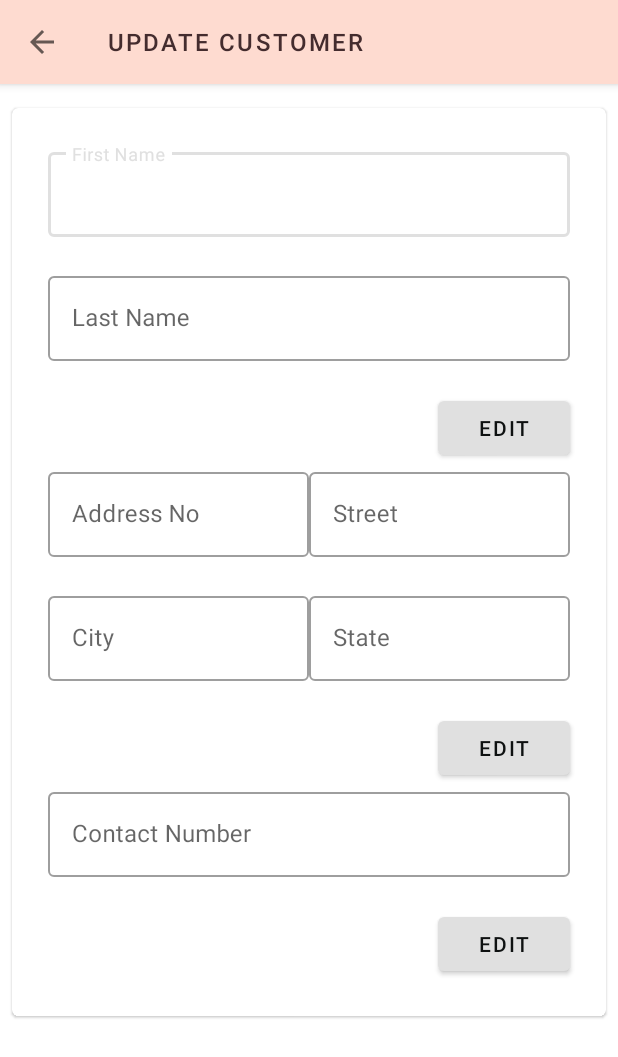
After one commit to Hansaanuradha93/mLender, an Android app: the CustomerUpdateActivity screen opened directly, with no data from a screen before it, on a phone screen of 412 x 824 dp. The commit adds this screen. Shown: the top 1057 px of the screen. Run offline under Robolectric (Android 15) with nearby library versions, the phone set to English and light mode, and no system bars; our stand-ins replace Firebase (no records; nobody signed in at launch, a user with empty details on screens opened directly); 3 statements that could not run were skipped.

Commit message:
update customer layout

```diff
--- a/app/src/main/AndroidManifest.xml
+++ b/app/src/main/AndroidManifest.xml
@@ -37,7 +37,6 @@
             <meta-data
                 android:name="android.support.PARENT_ACTIVITY"
                 android:value=".DashBoardActivity" />
-
         </activity>
         <activity
             android:name=".TransactionActivity"
@@ -70,8 +69,8 @@
             <meta-data
                 android:name="android.support.PARENT_ACTIVITY"
                 android:value=".TransactionListActivity" />
-
         </activity>
+        <activity android:name=".CustomerUpdateActivity"></activity>
     </application>
 
 </manifest>
--- a/app/src/main/java/com/example/hansaanuradha/mlender/CustomerAdapter.kt
+++ b/app/src/main/java/com/example/hansaanuradha/mlender/CustomerAdapter.kt
@@ -18,8 +18,6 @@ class CustomerAdapter(options: FirestoreRecyclerOptions<Customer>) : FirestoreRe
     override fun onBindViewHolder(holder: CustomerViewHolder, position: Int, model: Customer) {
         holder.itemView.customerNameTextView.text = model.fname + " " + model.lname
 
-
-
     }
 }
 
@@ -30,8 +28,14 @@ class CustomerViewHolder(view : View) : RecyclerView.ViewHolder(view){
             val intent = Intent(view.context, TransactionListActivity::class.java)
             intent?.putExtra("fullname", view.customerNameTextView.text)
             view.context.startActivity(intent)
+        }
+       view.setOnLongClickListener {
+           val intent = Intent(view.context, CustomerUpdateActivity::class.java)
+           intent?.putExtra("fullname", view.customerNameTextView.text)
+           view.context.startActivity(intent)
+           true
+       }
 
-        }
 
     }
 }
--- /dev/null
+++ b/app/src/main/java/com/example/hansaanuradha/mlender/CustomerUpdateActivity.kt
@@ -0,0 +1,58 @@
+package com.example.hansaanuradha.mlender
+
+import android.annotation.SuppressLint
+import android.support.v7.app.AppCompatActivity
+import android.os.Bundle
+import android.text.Editable
+import android.util.Log
+import com.google.firebase.firestore.FirebaseFirestore
+import com.google.firebase.firestore.DocumentSnapshot
+import com.google.android.gms.tasks.OnCompleteListener
+import kotlinx.android.synthetic.main.activity_customer_update.*
+
+
+class CustomerUpdateActivity : AppCompatActivity() {
+
+    // FireStore Reference
+    private var db : FirebaseFirestore?= null
+    // Fields
+    var fullName : String = ""
+    var fName : String = ""
+    var lName : String = ""
+
+    @SuppressLint("SetTextI18n")
+    override fun onCreate(savedInstanceState: Bundle?) {
+        super.onCreate(savedInstanceState)
+        setContentView(R.layout.activity_customer_update)
+        setSupportActionBar(findViewById(R.id.app_bar))
+        supportActionBar?.setDisplayHomeAsUpEnabled(true)
+        supportActionBar?.title = "Update Customer"
+
+        db = FirebaseFirestore.getInstance()
+
+        fullName = intent.getStringExtra("fullname")
+
+        val separated = fullName.split(" ")
+        fName = separated[0]
+        lName = separated[1]
+
+        Log.i("name", fName + " " + fName.length + "\n" + lName + " " + lName.length)
+
+        val customerRef = db?.collection("customers")?.document(fullName)
+        customerRef?.get()?.addOnCompleteListener(OnCompleteListener<DocumentSnapshot> { task ->
+            if (task.isSuccessful) {
+                val document = task.result
+                if (document.exists()) {
+                    Log.d("result", "DocumentSnapshot data: " + document.data!!)
+                    updatedFirstNameEditText.setText(fName)
+                    updatedLastNameEditText.setText(lName)
+                } else {
+                    Log.d("result", "No such document")
+                }
+            } else {
+                Log.d("result", "get failed with ", task.exception)
+            }
+        })
+
+    }
+}
--- /dev/null
+++ b/app/src/main/res/layout/activity_customer_update.xml
@@ -0,0 +1,193 @@
+<?xml version="1.0" encoding="utf-8"?>
+<ScrollView xmlns:android="http://schemas.android.com/apk/res/android"
+    xmlns:app="http://schemas.android.com/apk/res-auto"
+    xmlns:tools="http://schemas.android.com/tools"
+    android:layout_width="match_parent"
+    android:layout_height="match_parent"
+    tools:context=".CustomerUpdateActivity">
+
+    <RelativeLayout
+        android:layout_width="match_parent"
+        android:layout_height="match_parent">
+
+    <android.support.design.widget.AppBarLayout
+        android:layout_width="match_parent"
+        android:layout_height="wrap_content"
+        android:layout_marginBottom="16dp">
+
+        <android.support.v7.widget.Toolbar
+            android:id="@+id/app_bar"
+            style="@style/Widget.mLender.Toolbar"
+            android:layout_width="match_parent"
+            android:layout_height="wrap_content"
+            app:title="@string/app_name" />
+    </android.support.design.widget.AppBarLayout>
+
+        <android.support.design.card.MaterialCardView
+            android:layout_width="match_parent"
+            android:layout_height="wrap_content"
+            android:layout_marginTop="72dp"
+            android:layout_marginLeft="8dp"
+            android:layout_marginRight="8dp"
+            android:layout_marginBottom="8dp"
+            app:contentPadding="8dp">
+
+            <LinearLayout
+                android:layout_width="match_parent"
+                android:layout_height="wrap_content"
+                android:padding="16dp"
+                android:clipToPadding="false"
+                android:orientation="vertical">
+
+                <android.support.design.widget.TextInputLayout
+                    android:id="@+id/updatedFirstNameTextInputLayout"
+                    android:layout_width="match_parent"
+                    android:layout_height="wrap_content"
+                    app:errorEnabled="true"
+                    style="@style/Widget.MaterialComponents.TextInputLayout.OutlinedBox">
+
+                    <android.support.design.widget.TextInputEditText
+                        android:id="@+id/updatedFirstNameEditText"
+                        android:layout_width="match_parent"
+                        android:layout_height="wrap_content"
+                        android:hint="First Name"/>
+                </android.support.design.widget.TextInputLayout>
+                <android.support.design.widget.TextInputLayout
+                    android:id="@+id/updatedLastNameTextInputLayout"
+                    android:layout_width="match_parent"
+                    android:layout_height="wrap_content"
+                    app:errorEnabled="true"
+                    style="@style/Widget.MaterialComponents.TextInputLayout.OutlinedBox">
+
+                    <android.support.design.widget.TextInputEditText
+                        android:id="@+id/updatedLastNameEditText"
+                        android:layout_width="match_parent"
+                        android:layout_height="wrap_content"
+                        android:hint="Last Name"/>
+                </android.support.design.widget.TextInputLayout>
+
+                <android.support.design.button.MaterialButton
+                    android:id="@+id/updateNameButton"
+                    android:layout_width="wrap_content"
+                    android:layout_height="wrap_content"
+                    android:layout_gravity="end"
+                    android:text="Edit"
+                    android:textColor="@color/textColorBlack"/>
+
+                <LinearLayout
+                    android:layout_width="match_parent"
+                    android:layout_height="wrap_content"
+                    android:orientation="horizontal">
+
+                    <android.support.design.widget.TextInputLayout
+                        android:id="@+id/updatedAddressNoTextInputLayout"
+                        android:layout_width="match_parent"
+                        android:layout_height="wrap_content"
+                        android:layout_weight=".5"
+                        app:errorEnabled="true"
+                        style="@style/Widget.MaterialComponents.TextInputLayout.OutlinedBox">
+
+                        <android.support.design.widget.TextInputEditText
+                            android:id="@+id/updatedAddressNoEditText"
+                            android:layout_width="match_parent"
+                            android:layout_height="wrap_content"
+                            android:hint="Address No" />
+                    </android.support.design.widget.TextInputLayout>
+
+                    <android.support.design.widget.TextInputLayout
+                        android:id="@+id/updatedStreetTextInputLayout"
+                        android:layout_width="match_parent"
+                        android:layout_height="wrap_content"
+                        android:layout_weight=".5"
+                        app:errorEnabled="true"
+                        style="@style/Widget.MaterialComponents.TextInputLayout.OutlinedBox">
+
+                        <android.support.design.widget.TextInputEditText
+                            android:id="@+id/updatedStreetText"
+                            android:layout_width="match_parent"
+                            android:layout_height="wrap_content"
+                            android:hint="Street"/>
+                    </android.support.design.widget.TextInputLayout>
+
+                </LinearLayout>
+
+                <LinearLayout
+                    android:layout_width="match_parent"
+                    android:layout_height="wrap_content"
+                    android:orientation="horizontal">
+
+                    <android.support.design.widget.TextInputLayout
+                        android:id="@+id/updatedCityTextInputLayout"
+                        android:layout_width="match_parent"
+                        android:layout_height="wrap_content"
+                        android:layout_weight=".5"
+                        app:errorEnabled="true"
+                        style="@style/Widget.MaterialComponents.TextInputLayout.OutlinedBox">
+
+                        <android.support.design.widget.TextInputEditText
+                            android:id="@+id/updatedCityEditText"
+                            android:layout_width="match_parent"
+                            android:layout_height="wrap_content"
+                            android:hint="City" />
+                    </android.support.design.widget.TextInputLayout>
+
+                    <android.support.design.widget.TextInputLayout
+                        android:id="@+id/updatedStateTextInputLayout"
+                        android:layout_width="match_parent"
+                        android:layout_height="wrap_content"
+                        android:layout_weight=".5"
+                        app:errorEnabled="true"
+                        style="@style/Widget.MaterialComponents.TextInputLayout.OutlinedBox">
+
+                        <android.support.design.widget.TextInputEditText
+                            android:id="@+id/updatedStateEditText"
+                            android:layout_width="match_parent"
+                            android:layout_height="wrap_content"
+                            android:hint="State"/>
+                    </android.support.design.widget.TextInputLayout>
+
+                </LinearLayout>
+                <android.support.design.button.MaterialButton
+                    android:id="@+id/updateAddressButton"
+                    android:layout_width="wrap_content"
+                    android:layout_height="wrap_content"
+                    android:layout_gravity="end"
+                    android:text="Edit"
+                    android:textColor="@color/textColorBlack"/>
+
+                <android.support.design.widget.TextInputLayout
+                    android:id="@+id/updatedContactNumberInputLayout"
+                    android:layout_width="match_parent"
+                    android:layout_height="wrap_content"
+                    android:layout_weight=".5"
+                    app:errorEnabled="true"
+                    style="@style/Widget.MaterialComponents.TextInputLayout.OutlinedBox">
+
+                    <android.support.design.widget.TextInputEditText
+                        android:id="@+id/updatedContactNumberEditText"
+                        android:layout_width="match_parent"
+                        android:layout_height="wrap_content"
+                        android:hint="Contact Number"
+                        android:inputType="phone"
+                        android:maxLength="10"/>
+                </android.support.design.widget.TextInputLayout>
+
+
+                <android.support.design.button.MaterialButton
+                    android:id="@+id/updateContactNumberButton"
+                    android:layout_width="wrap_content"
+                    android:layout_height="wrap_content"
+                    android:layout_gravity="end"
+                    android:text="Edit"
+                    android:textColor="@color/textColorBlack"/>
+
+
+
+            </LinearLayout>
+
+
+        </android.support.design.card.MaterialCardView>
+
+    </RelativeLayout>
+
+</ScrollView>
```
